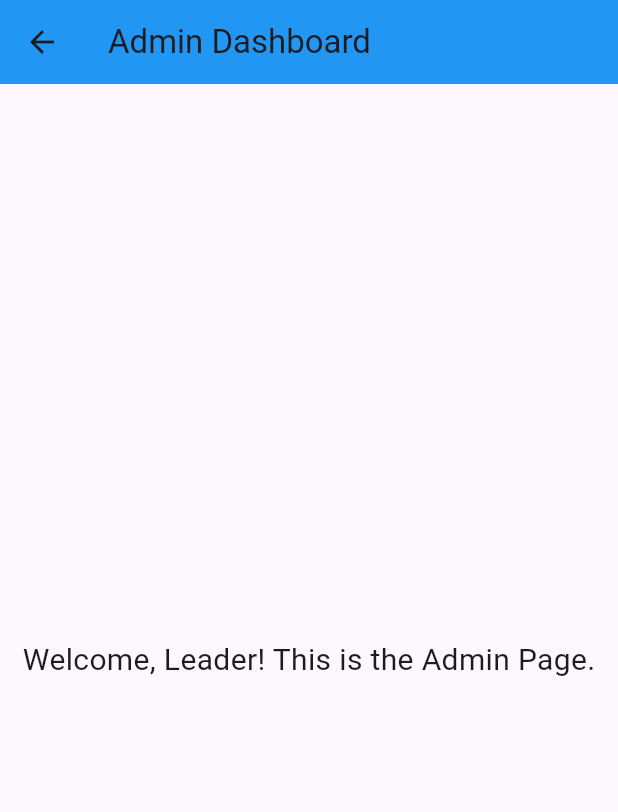
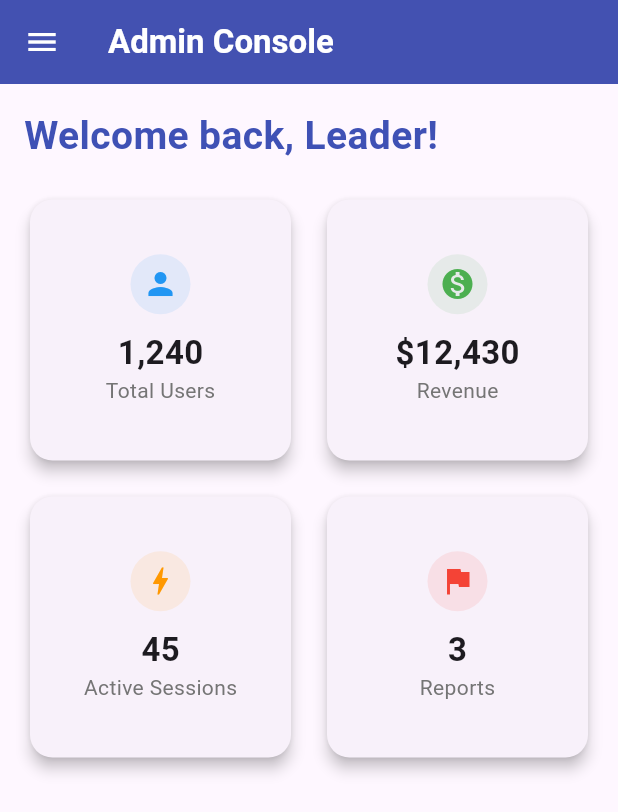
Before and after one commit to ChoubKhunrithy/scholarship_app, a Flutter app: the AdminDashboard screen opened directly, on a phone screen of 412 x 824 dp. Shown: the top 812 px of the screen. Run offline on Flutter 3.47's test engine with Material 3 defaults, Android fonts, the phone set to English and light mode, and no system bars.

Commit message:
feat: add basic UI for Admin Dashboard

```diff
--- a/lib/features/admin/admin_dashboard.dart
+++ b/lib/features/admin/admin_dashboard.dart
@@ -7,13 +7,73 @@ class AdminDashboard extends StatelessWidget {
   Widget build(BuildContext context) {
     return Scaffold(
       appBar: AppBar(
-        title: const Text('Admin Dashboard'),
-        backgroundColor: Colors.blue,
+        title: const Text('Admin Console', style: TextStyle(fontWeight: FontWeight.bold)),
+        backgroundColor: Colors.indigo,
+        foregroundColor: Colors.white,
+        elevation: 4,
       ),
-      body: const Center(
-        child: Text(
-          'Welcome, Leader! This is the Admin Page.',
-          style: TextStyle(fontSize: 20),
+      // Adding a Drawer for navigation
+      drawer: Drawer(
+        child: ListView(
+          children: [
+            const DrawerHeader(
+              decoration: BoxDecoration(color: Colors.indigo),
+              child: Text('Menu', style: TextStyle(color: Colors.white, fontSize: 24)),
+            ),
+            ListTile(leading: const Icon(Icons.dashboard), title: const Text('Dashboard'), onTap: () {}),
+            ListTile(leading: const Icon(Icons.people), title: const Text('Users'), onTap: () {}),
+            ListTile(leading: const Icon(Icons.settings), title: const Text('Settings'), onTap: () {}),
+          ],
+        ),
+      ),
+      body: Padding(
+        padding: const EdgeInsets.all(16.0),
+        child: Column(
+          crossAxisAlignment: CrossAxisAlignment.start,
+          children: [
+            const Text(
+              'Welcome back, Leader!',
+              style: TextStyle(fontSize: 26, fontWeight: FontWeight.bold, color: Colors.indigo),
+            ),
+            const SizedBox(height: 20),
+            // Grid of Stat Cards
+            Expanded(
+              child: GridView.count(
+                crossAxisCount: 2,
+                crossAxisSpacing: 16,
+                mainAxisSpacing: 16,
+                children: [
+                  _buildStatCard('Total Users', '1,240', Icons.person, Colors.blue),
+                  _buildStatCard('Revenue', '\$12,430', Icons.monetization_on, Colors.green),
+                  _buildStatCard('Active Sessions', '45', Icons.bolt, Colors.orange),
+                  _buildStatCard('Reports', '3', Icons.flag, Colors.red),
+                ],
+              ),
+            ),
+          ],
+        ),
+      ),
+    );
+  }
+
+  // Helper method to keep code clean
+  Widget _buildStatCard(String title, String value, IconData icon, Color color) {
+    return Card(
+      elevation: 4,
+      shape: RoundedRectangleBorder(borderRadius: BorderRadius.circular(15)),
+      child: Padding(
+        padding: const EdgeInsets.all(16.0),
+        child: Column(
+          mainAxisAlignment: MainAxisAlignment.center,
+          children: [
+            CircleAvatar(
+              backgroundColor: color.withOpacity(0.1),
+              child: Icon(icon, color: color),
+            ),
+            const SizedBox(height: 10),
+            Text(value, style: const TextStyle(fontSize: 22, fontWeight: FontWeight.bold)),
+            Text(title, style: TextStyle(color: Colors.grey[600])),
+          ],
         ),
       ),
     );
```
